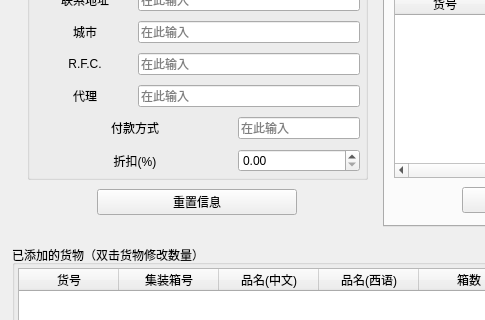
Above: CompanyStroageManagement/CreateListWin.ui from linxinwNeo/CompanyStroageManagement before the change; both pictures show x 0 to 485 and y 95 to 415 of the 759 by 661 pixel window. Below: the same form after it.
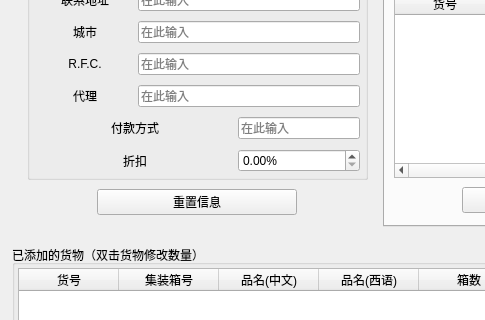
That is the form after the change.

Patch:
```diff
--- a/CompanyStroageManagement/CreateListWin.ui
+++ b/CompanyStroageManagement/CreateListWin.ui
@@ -369,7 +369,7 @@
                    </size>
                   </property>
                   <property name="text">
-                   <string>折扣(%)</string>
+                   <string>折扣</string>
                   </property>
                   <property name="alignment">
                    <set>Qt::AlignCenter</set>
@@ -378,6 +378,12 @@
                 </item>
                 <item>
                  <widget class="QDoubleSpinBox" name="discount_SB">
+                  <property name="prefix">
+                   <string notr="true"/>
+                  </property>
+                  <property name="suffix">
+                   <string notr="true">%</string>
+                  </property>
                   <property name="decimals">
                    <number>2</number>
                   </property>
```
Left out of the diff: 2 changed lines with no effect on the pictures.
